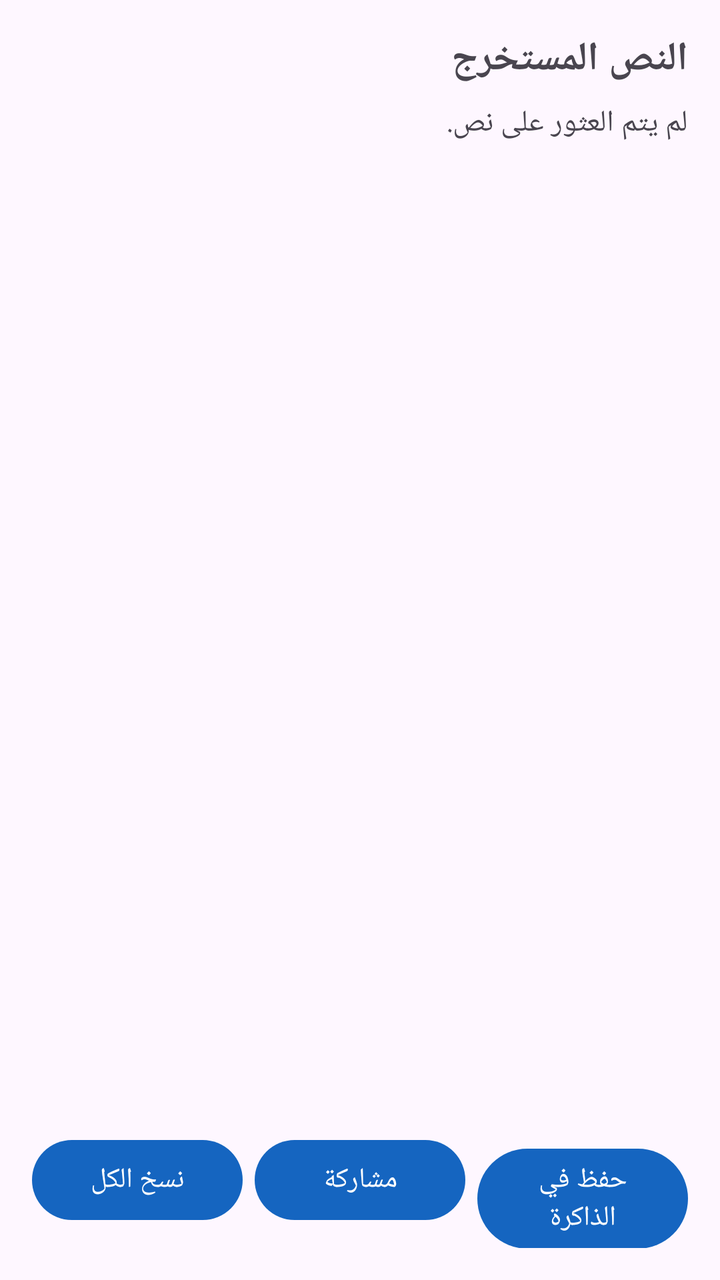
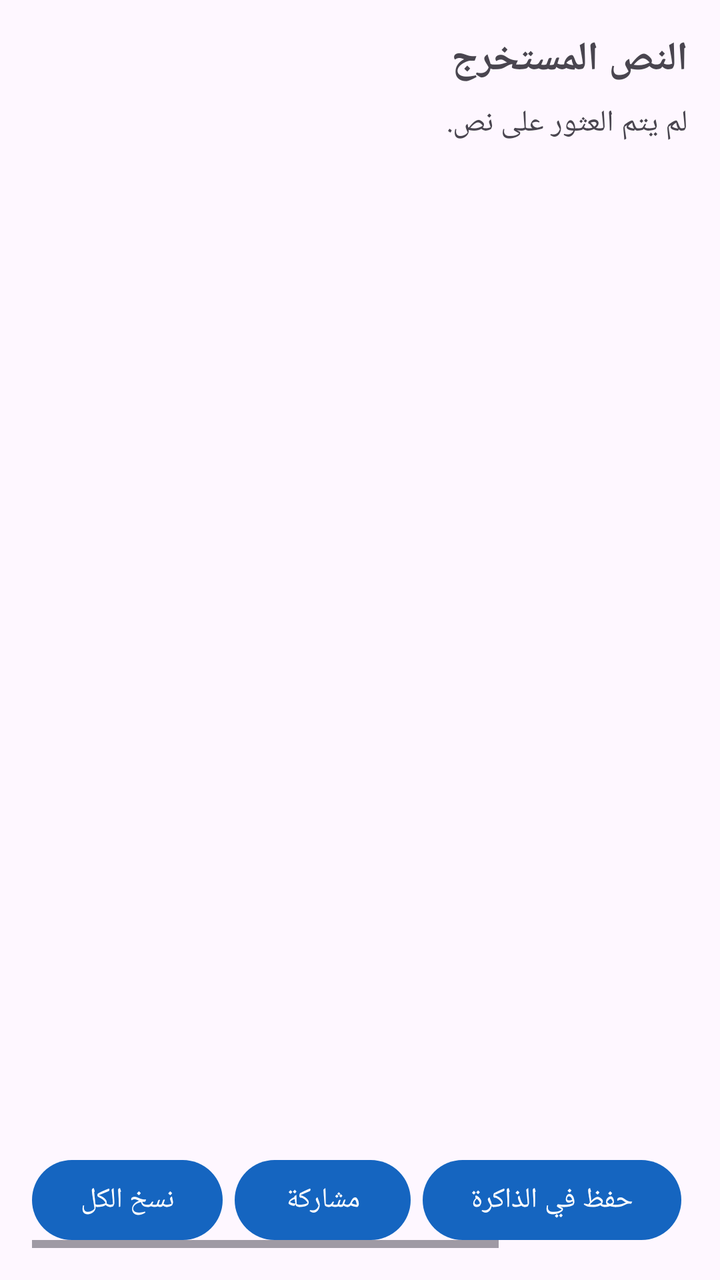

Two renders of the same Android screen: before a commit and after it. Below are the layout's source before the change and the commit's diff.
<!-- AndroidManifest.xml: activity theme Theme.UniversalCopier -->
<!-- res/layout/activity_text_result.xml -->
<?xml version="1.0" encoding="utf-8"?>
<LinearLayout xmlns:android="http://schemas.android.com/apk/res/android"
    android:layout_width="match_parent"
    android:layout_height="match_parent"
    android:orientation="vertical"
    android:padding="16dp">

    <TextView
        android:layout_width="match_parent"
        android:layout_height="wrap_content"
        android:text="@string/extracted_text_title"
        android:textSize="20sp"
        android:textStyle="bold"
        android:paddingBottom="8dp" />

    <ScrollView
        android:layout_width="match_parent"
        android:layout_height="0dp"
        android:layout_weight="1">

        <TextView
            android:id="@+id/textResult"
            android:layout_width="match_parent"
            android:layout_height="wrap_content"
            android:textIsSelectable="true"
            android:textSize="15sp"
            android:lineSpacingExtra="3dp"
            android:text="@string/no_text_found" />
    </ScrollView>

    <LinearLayout
        android:layout_width="match_parent"
        android:layout_height="wrap_content"
        android:orientation="horizontal"
        android:paddingTop="8dp">

        <Button
            android:id="@+id/btnCopyAll"
            android:layout_width="0dp"
            android:layout_height="wrap_content"
            android:layout_weight="1"
            android:text="@string/btn_copy_all"
            android:layout_marginEnd="6dp" />

        <Button
            android:id="@+id/btnShare"
            android:layout_width="0dp"
            android:layout_height="wrap_content"
            android:layout_weight="1"
            android:text="@string/btn_share"
            android:layout_marginEnd="6dp" />

        <Button
            android:id="@+id/btnSaveMemory"
            android:layout_width="0dp"
            android:layout_height="wrap_content"
            android:layout_weight="1"
            android:text="@string/btn_save_memory" />
    </LinearLayout>

</LinearLayout>
<!-- resources referenced by this layout -->
<resources>
  <string name="btn_copy_all">نسخ الكل</string>
  <string name="btn_save_memory">حفظ في الذاكرة</string>
  <string name="btn_share">مشاركة</string>
  <string name="extracted_text_title">النص المستخرج</string>
  <string name="no_text_found">لم يتم العثور على نص.</string>
  <style name="Theme.UniversalCopier" parent="Theme.Material3.DayNight.NoActionBar">
          <item name="colorPrimary">#1565C0</item>
          <item name="colorPrimaryVariant">#0D47A1</item>
          <item name="colorOnPrimary">#FFFFFF</item>
          <item name="android:statusBarColor" tools:targetApi="l">?attr/colorPrimaryVariant</item>
      </style>
</resources>

<!-- the commit's change to res/layout/activity_text_result.xml (unified diff, before → after) -->
@@ -18,44 +18,77 @@
         android:layout_height="0dp"
         android:layout_weight="1">
 
-        <TextView
-            android:id="@+id/textResult"
+        <LinearLayout
             android:layout_width="match_parent"
             android:layout_height="wrap_content"
-            android:textIsSelectable="true"
-            android:textSize="15sp"
-            android:lineSpacingExtra="3dp"
-            android:text="@string/no_text_found" />
+            android:orientation="vertical">
+
+            <TextView
+                android:id="@+id/textResult"
+                android:layout_width="match_parent"
+                android:layout_height="wrap_content"
+                android:textIsSelectable="true"
+                android:textSize="15sp"
+                android:lineSpacingExtra="3dp"
+                android:text="@string/no_text_found" />
+
+            <TextView
+                android:id="@+id/segmentsTitle"
+                android:layout_width="match_parent"
+                android:layout_height="wrap_content"
+                android:text="@string/ocr_segments_title"
+                android:textStyle="bold"
+                android:paddingTop="12dp"
+                android:paddingBottom="4dp"
+                android:visibility="gone" />
+
+            <LinearLayout
+                android:id="@+id/segmentsContainer"
+                android:layout_width="match_parent"
+                android:layout_height="wrap_content"
+                android:orientation="vertical"
+                android:visibility="gone" />
+        </LinearLayout>
     </ScrollView>
 
-    <LinearLayout
+    <HorizontalScrollView
         android:layout_width="match_parent"
         android:layout_height="wrap_content"
-        android:orientation="horizontal"
+        android:fillViewport="true"
         android:paddingTop="8dp">
 
-        <Button
-            android:id="@+id/btnCopyAll"
-            android:layout_width="0dp"
+        <LinearLayout
+            android:layout_width="wrap_content"
             android:layout_height="wrap_content"
-            android:layout_weight="1"
-            android:text="@string/btn_copy_all"
-            android:layout_marginEnd="6dp" />
+            android:orientation="horizontal">
 
-        <Button
-            android:id="@+id/btnShare"
-            android:layout_width="0dp"
-            android:layout_height="wrap_content"
-            android:layout_weight="1"
-            android:text="@string/btn_share"
-            android:layout_marginEnd="6dp" />
+            <Button
+                android:id="@+id/btnCopyAll"
+                android:layout_width="wrap_content"
+                android:layout_height="wrap_content"
+                android:text="@string/btn_copy_all"
+                android:layout_marginEnd="6dp" />
 
-        <Button
-            android:id="@+id/btnSaveMemory"
-            android:layout_width="0dp"
-            android:layout_height="wrap_content"
-            android:layout_weight="1"
-            android:text="@string/btn_save_memory" />
-    </LinearLayout>
+            <Button
+                android:id="@+id/btnShare"
+                android:layout_width="wrap_content"
+                android:layout_height="wrap_content"
+                android:text="@string/btn_share"
+                android:layout_marginEnd="6dp" />
+
+            <Button
+                android:id="@+id/btnSaveMemory"
+                android:layout_width="wrap_content"
+                android:layout_height="wrap_content"
+                android:text="@string/btn_save_memory"
+                android:layout_marginEnd="6dp" />
+
+            <Button
+                android:id="@+id/btnOpenClipboard"
+                android:layout_width="wrap_content"
+                android:layout_height="wrap_content"
+                android:text="@string/btn_open_clipboard" />
+        </LinearLayout>
+    </HorizontalScrollView>
 
 </LinearLayout>
<!-- resource entries referenced after the edit -->
@@ -1,10 +1,12 @@
 <!-- resources referenced by this layout -->
 <resources>
   <string name="btn_copy_all">نسخ الكل</string>
+  <string name="btn_open_clipboard">الحافظة السريعة</string>
   <string name="btn_save_memory">حفظ في الذاكرة</string>
   <string name="btn_share">مشاركة</string>
   <string name="extracted_text_title">النص المستخرج</string>
   <string name="no_text_found">لم يتم العثور على نص.</string>
+  <string name="ocr_segments_title">نصوص مكتشفة (اضغط لنسخ)</string>
   <style name="Theme.UniversalCopier" parent="Theme.Material3.DayNight.NoActionBar">
           <item name="colorPrimary">#1565C0</item>
           <item name="colorPrimaryVariant">#0D47A1</item>
